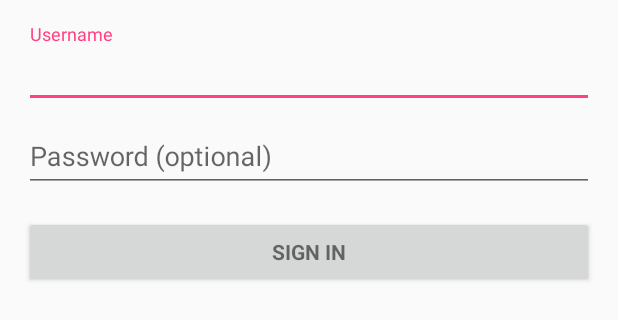
After one commit to dsaqt1516g4/kujosa-project, an Android app: the layout activity_login.xml on its own in the app's theme, with its tools: preview values and no code run, on a phone screen of 412 x 824 dp. The commit adds this screen. Shown: the top 320 px of the screen. Run offline under Robolectric (Android 15) with nearby library versions, the phone set to English and light mode, and no system bars.

Commit message:
més extensions

```diff
--- a/kujosa-android/app/src/main/java/edu/upc/eetac/dsa/kujosa/LoginActivity.java
+++ b/kujosa-android/app/src/main/java/edu/upc/eetac/dsa/kujosa/LoginActivity.java
@@ -20,7 +20,7 @@ import android.widget.Button;
 import android.widget.EditText;
 import android.widget.TextView;
 
-import edu.upc.eetac.dsa.kujosa.client.BeeterClient;
+import edu.upc.eetac.dsa.kujosa.client.KujosaClient;
 
 /**
  * A login screen that offers login via email/password.
@@ -211,7 +211,7 @@ public class LoginActivity extends AppCompatActivity {
                 }
             } */
 
-            BeeterClient client = BeeterClient.getInstance();
+            KujosaClient client = KujosaClient.getInstance();
             boolean result = client.login("spongebob", "1234");
 
             // TODO: register the new account here.
--- a/kujosa-android/app/src/main/java/edu/upc/eetac/dsa/kujosa/client/BeeterClientException.java
+++ b/kujosa-android/app/src/main/java/edu/upc/eetac/dsa/kujosa/client/KujosaClientException.java
@@ -3,8 +3,8 @@ package edu.upc.eetac.dsa.kujosa.client;
 /**
  * Created by root on 11/11/15.
  */
-public class BeeterClientException extends Exception{
-    public BeeterClientException(String detailMessage) {
+public class KujosaClientException extends Exception{
+    public KujosaClientException(String detailMessage) {
         super(detailMessage);
     }
 }
--- /dev/null
+++ b/kujosa-android/app/src/main/res/layout/activity_login.xml
@@ -0,0 +1,49 @@
+<LinearLayout xmlns:android="http://schemas.android.com/apk/res/android"
+    xmlns:tools="http://schemas.android.com/tools" android:layout_width="match_parent"
+    android:layout_height="match_parent" android:gravity="center_horizontal"
+    android:orientation="vertical" android:paddingBottom="@dimen/activity_vertical_margin"
+    android:paddingLeft="@dimen/activity_horizontal_margin"
+    android:paddingRight="@dimen/activity_horizontal_margin"
+    android:paddingTop="@dimen/activity_vertical_margin" tools:context=".LoginActivity">
+
+    <!-- Login progress -->
+    <ProgressBar android:id="@+id/login_progress" style="?android:attr/progressBarStyleLarge"
+        android:layout_width="wrap_content" android:layout_height="wrap_content"
+        android:layout_marginBottom="8dp" android:visibility="gone" />
+
+    <ScrollView android:id="@+id/login_form" android:layout_width="match_parent"
+        android:layout_height="match_parent">
+
+        <LinearLayout android:id="@+id/username_login_form" android:layout_width="match_parent"
+            android:layout_height="wrap_content" android:orientation="vertical">
+
+            <android.support.design.widget.TextInputLayout android:layout_width="match_parent"
+                android:layout_height="wrap_content">
+
+                <AutoCompleteTextView android:id="@+id/username" android:layout_width="match_parent"
+                    android:layout_height="wrap_content" android:hint="@string/prompt_username"
+                    android:inputType="text" android:maxLines="1"
+                    android:singleLine="true" />
+
+            </android.support.design.widget.TextInputLayout>
+
+            <android.support.design.widget.TextInputLayout android:layout_width="match_parent"
+                android:layout_height="wrap_content">
+
+                <EditText android:id="@+id/password" android:layout_width="match_parent"
+                    android:layout_height="wrap_content" android:hint="@string/prompt_password"
+                    android:imeActionId="@+id/login"
+                    android:imeActionLabel="@string/action_sign_in_short"
+                    android:imeOptions="actionUnspecified" android:inputType="textPassword"
+                    android:maxLines="1" android:singleLine="true" />
+
+            </android.support.design.widget.TextInputLayout>
+
+            <Button android:id="@+id/email_sign_in_button" style="?android:textAppearanceSmall"
+                android:layout_width="match_parent" android:layout_height="wrap_content"
+                android:layout_marginTop="16dp" android:text="@string/action_sign_in"
+                android:textStyle="bold" />
+
+        </LinearLayout>
+    </ScrollView>
+</LinearLayout>
--- /dev/null
+++ b/kujosa-android/app/src/main/res/values-v21/styles.xml
@@ -0,0 +1,8 @@
+<resources>>
+    <style name="AppTheme.NoActionBar">
+        <item name="windowActionBar">false</item>
+        <item name="windowNoTitle">true</item>
+        <item name="android:windowDrawsSystemBarBackgrounds">true</item>
+        <item name="android:statusBarColor">@android:color/transparent</item>
+    </style>
+</resources>
--- /dev/null
+++ b/kujosa-android/app/src/main/res/values-w820dp/dimens.xml
@@ -0,0 +1,6 @@
+<resources>
+    <!-- Example customization of dimensions originally defined in res/values/dimens.xml
+         (such as screen margins) for screens with more than 820dp of available width. This
+         would include 7" and 10" devices in landscape (~960dp and ~1280dp respectively). -->
+    <dimen name="activity_horizontal_margin">64dp</dimen>
+</resources>
--- /dev/null
+++ b/kujosa-android/app/src/main/res/values/colors.xml
@@ -0,0 +1,6 @@
+<?xml version="1.0" encoding="utf-8"?>
+<resources>
+    <color name="colorPrimary">#3F51B5</color>
+    <color name="colorPrimaryDark">#303F9F</color>
+    <color name="colorAccent">#FF4081</color>
+</resources>
--- /dev/null
+++ b/kujosa-android/app/src/main/res/values/dimens.xml
@@ -0,0 +1,6 @@
+<resources>
+    <!-- Default screen margins, per the Android Design guidelines. -->
+    <dimen name="activity_horizontal_margin">16dp</dimen>
+    <dimen name="activity_vertical_margin">16dp</dimen>
+    <dimen name="fab_margin">16dp</dimen>
+</resources>
--- /dev/null
+++ b/kujosa-android/app/src/main/res/values/strings.xml
@@ -0,0 +1,18 @@
+<resources>
+    <string name="app_name">Beeter</string>
+
+    <!-- Strings related to login -->
+    <string name="prompt_username">Username</string>
+    <string name="prompt_password">Password (optional)</string>
+    <string name="action_sign_in">Sign in</string>
+    <string name="action_sign_in_short">Sign in</string>
+    <string name="error_invalid_email">This email address is invalid</string>
+    <string name="error_invalid_password">This password is too short</string>
+    <string name="error_incorrect_password">This password is incorrect</string>
+    <string name="error_field_required">This field is required</string>
+    <string name="permission_rationale">"Contacts permissions are needed for providing email
+        completions."
+    </string>
+    <string name="title_activity_stings_list">StingsListActivity</string>
+    <string name="title_activity_sting_detail">StingDetailActivity</string>
+</resources>
--- /dev/null
+++ b/kujosa-android/app/src/main/res/values/styles.xml
@@ -0,0 +1,17 @@
+<resources>
+
+    <!-- Base application theme. -->
+    <style name="AppTheme" parent="Theme.AppCompat.Light.DarkActionBar">
+        <!-- Customize your theme here. -->
+        <item name="colorPrimary">@color/colorPrimary</item>
+        <item name="colorPrimaryDark">@color/colorPrimaryDark</item>
+        <item name="colorAccent">@color/colorAccent</item>
+    </style>
+    <style name="AppTheme.NoActionBar">
+        <item name="windowActionBar">false</item>
+        <item name="windowNoTitle">true</item>
+    </style>
+    <style name="AppTheme.AppBarOverlay" parent="ThemeOverlay.AppCompat.Dark.ActionBar" />
+    <style name="AppTheme.PopupOverlay" parent="ThemeOverlay.AppCompat.Light" />
+
+</resources>
--- a/kujosa-service/src/main/java/edu/upc/eetac/dsa/kujosa/entity/BeeterRootAPI.java
+++ b/kujosa-service/src/main/java/edu/upc/eetac/dsa/kujosa/entity/KujosaRootAPI.java
@@ -11,7 +11,7 @@ import java.util.List;
 /**
  * Created by sergio on 14/09/15.
  */
-public class BeeterRootAPI {
+public class KujosaRootAPI {
     @InjectLinks({
             @InjectLink(resource = KujosaRootAPIResource.class, style = InjectLink.Style.ABSOLUTE, rel = "self bookmark home", title = "Beeter Root API"),
             @InjectLink(resource = LoginResource.class, style = InjectLink.Style.ABSOLUTE, rel = "login", title = "Login", type= KujosaMediaType.KUJOSA_AUTH_TOKEN),
```
Also changed, not shown: kujosa-android/app/src/main/AndroidManifest.xml (added, +38 -0 lines), kujosa-android/app/src/main/java/edu/upc/eetac/dsa/kujosa/StingsListActivity.java (+5 -5 lines), kujosa-android/app/src/main/java/edu/upc/eetac/dsa/kujosa/client/KujosaClient.java (renamed from kujosa-android/app/src/main/java/edu/upc/eetac/dsa/kujosa/client/BeeterClient.java, +8 -8 lines), kujosa-android/app/src/main/res/layout/activity_sting_detail.xml (added, +25 -0 lines), kujosa-android/app/src/main/res/layout/activity_stings_list.xml (added, +25 -0 lines), kujosa-android/app/src/main/res/layout/content_sting_detail.xml (added, +13 -0 lines), kujosa-android/app/src/main/res/layout/content_stings_list.xml (added, +13 -0 lines), kujosa-service/src/main/java/edu/upc/eetac/dsa/kujosa/KujosaRootAPIResource.java (+4 -4 lines), kujosa-service/src/main/resources/authorized.json (added, +22 -0 lines), 4 other files.
